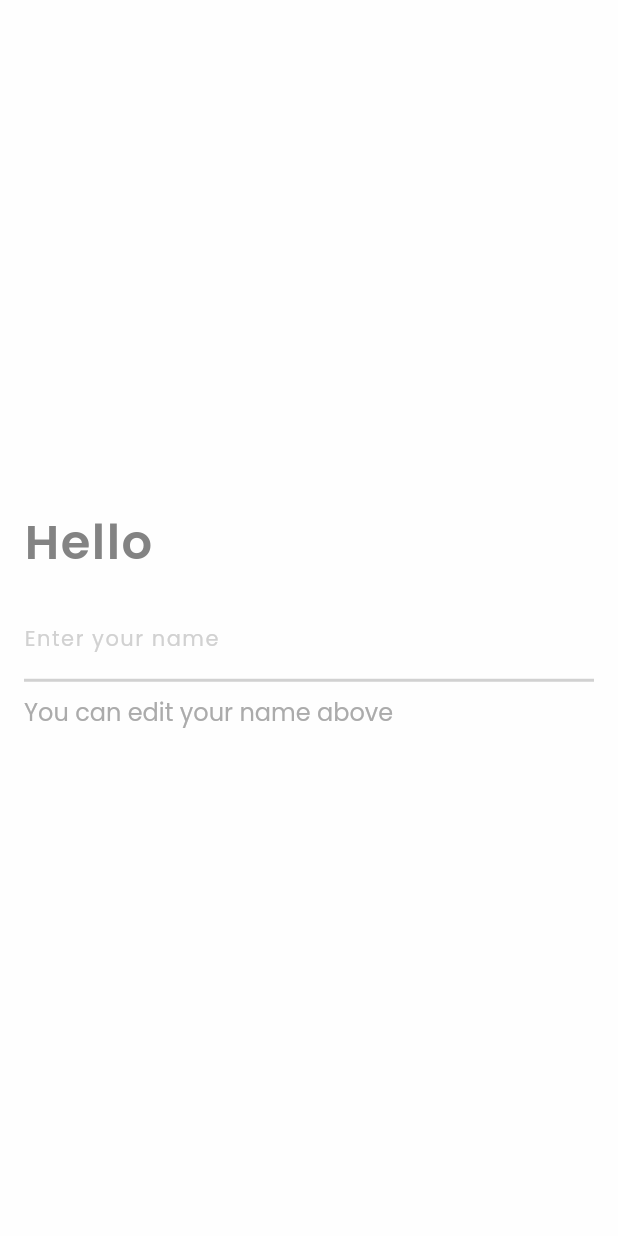
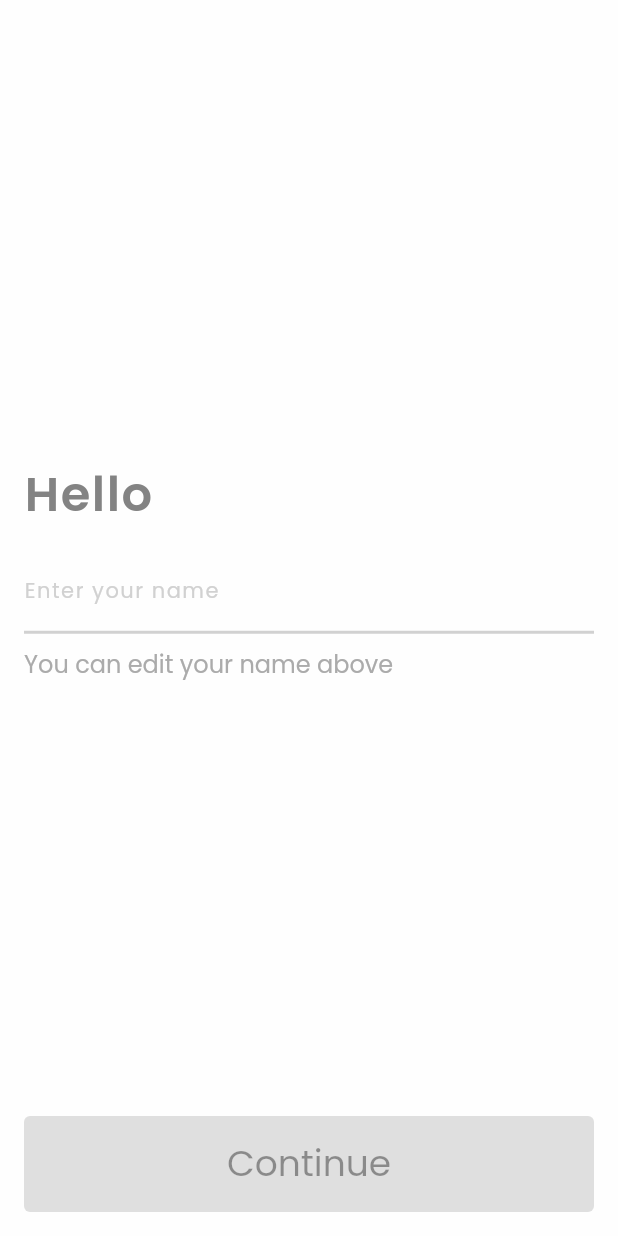
Before and after one commit to sbis04/slibro, a Flutter app: the WelcomeScreen screen opened directly with empty values, on a phone screen of 412 x 824 dp. Run offline on Flutter 3.47's test engine with Material 2 defaults, Android fonts, the phone set to English and light mode, and no system bars; our stand-ins replace firebase_auth, firebase_core, google_sign_in; accounts and stored records are empty.

Commit message:
Update button state with text

```diff
--- a/lib/presentation/screens/welcome_screen.dart
+++ b/lib/presentation/screens/welcome_screen.dart
@@ -39,9 +39,11 @@ class _WelcomeScreenState extends State<WelcomeScreen> {
       child: Scaffold(
         backgroundColor: Palette.white,
         body: SafeArea(
-          child: Center(
           child: Padding(
             padding: const EdgeInsets.all(16.0),
+            child: Column(
+              children: [
+                Expanded(
                   child: Column(
                     mainAxisAlignment: MainAxisAlignment.center,
                     crossAxisAlignment: CrossAxisAlignment.start,
@@ -81,6 +83,13 @@ class _WelcomeScreenState extends State<WelcomeScreen> {
                               .bodyText2!
                               .copyWith(color: Palette.greyLight),
                         ),
+                        onChanged: (value) {
+                          if (value == '') {
+                            setState(() {});
+                          } else if (value.length == 1) {
+                            setState(() {});
+                          }
+                        },
                       ),
                       SizedBox(height: 8.0),
                       Text(
@@ -90,28 +99,17 @@ class _WelcomeScreenState extends State<WelcomeScreen> {
                             .bodyText1!
                             .copyWith(color: Palette.greyMedium),
                       ),
-                  // SizedBox(height: 16.0),
-                  // RichText(
-                  //   text: TextSpan(
-                  //     style: Theme.of(context).textTheme.bodyText2,
-                  //     children: [
-                  //       TextSpan(
-                  //         text: 'Storel ',
-                  //         style:
-                  //             Theme.of(context).textTheme.bodyText2!.copyWith(
-                  //                   fontWeight: FontWeight.w600,
-                  //                   letterSpacing: 1,
-                  //                 ),
-                  //       ),
-                  //       TextSpan(
-                  //         text:
-                  //             'is a platform for authors, publishers & readers',
-                  //       ),
-                  //     ],
-                  //   ),
-                  // )
                     ],
                   ),
+                ),
+                Container(
+                  width: double.maxFinite,
+                  child: ElevatedButton(
+                    onPressed: _nameController.text.isEmpty ? null : () {},
+                    child: Text('Continue'),
+                  ),
+                ),
+              ],
             ),
           ),
         ),
```
Lines whose indentation alone changed are shown as unchanged.
